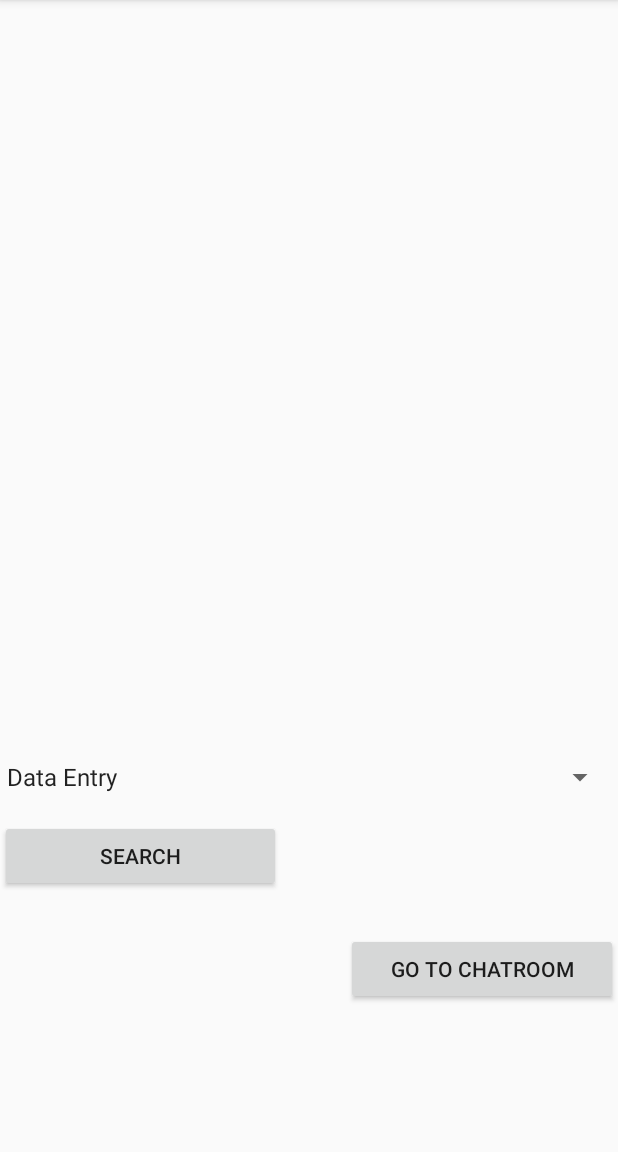
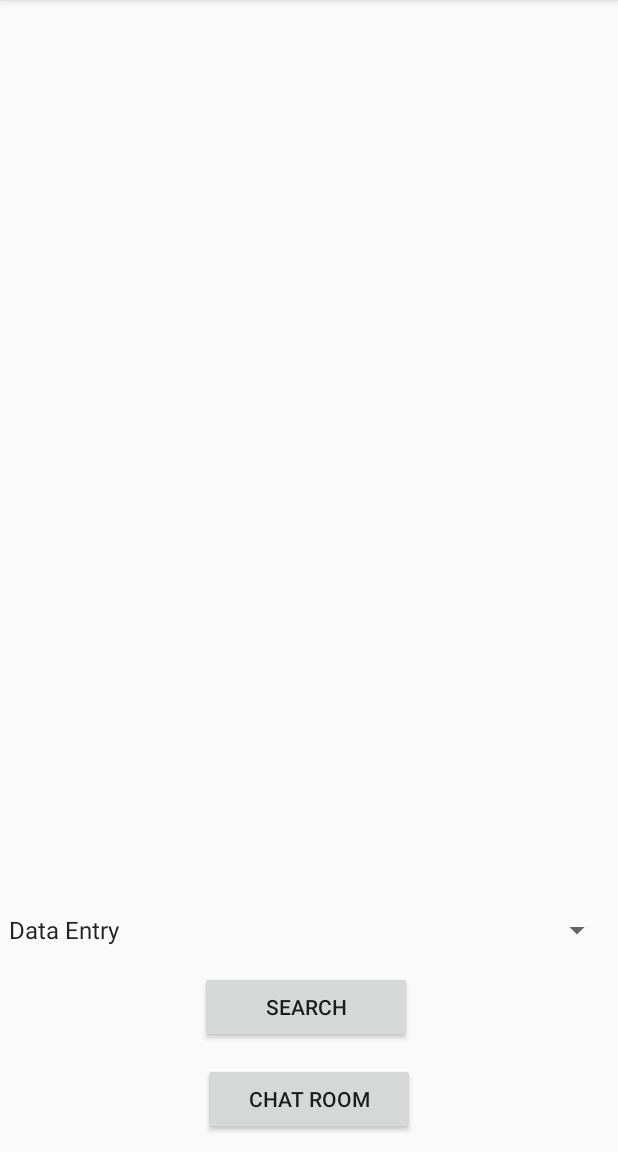
Before and after one commit to bawenna/ITMD555_FP, an Android app: the screen it shows after launch (AllUsers), on a phone screen of 412 x 824 dp, the part 84-1236 px from its top. Run offline under Robolectric (Android 15) with nearby library versions, the light colour scheme and no system bars; our stand-ins replace Firebase (no records; nobody signed in at launch, a user with empty details on screens opened directly); libraries missing offline, so code that uses them is left out: com.firebase.ui; 1 statement that could not run was skipped.

Commit message:
organize the layout of allUser page

```diff
--- a/app/src/main/res/layout/all_users.xml
+++ b/app/src/main/res/layout/all_users.xml
@@ -7,45 +7,52 @@
 
     <ListView
         android:id="@+id/list_of_users"
-        android:layout_width="wrap_content"
-        android:layout_height="377dp"
+        android:layout_width="match_parent"
+        android:layout_height="431dp"
+        android:layout_above="@+id/spinner"
         android:layout_alignParentStart="true"
         android:layout_alignParentTop="true"
-        android:layout_marginBottom="114dp"
+        android:layout_marginBottom="3dp"
         android:divider="@android:color/transparent"
         android:dividerHeight="16dp">
-
     </ListView>
 
     <Button
         android:id="@+id/button4"
         android:layout_width="187dp"
         android:layout_height="wrap_content"
+        android:layout_above="@+id/button5"
         android:layout_alignParentStart="true"
-        android:layout_alignParentBottom="true"
-        android:layout_marginStart="0dp"
-        android:layout_marginBottom="173dp"
+        android:layout_alignParentEnd="true"
+        android:layout_centerHorizontal="true"
+        android:layout_marginStart="133dp"
+        android:layout_marginEnd="137dp"
+        android:layout_marginBottom="13dp"
         android:text="Search" />
 
     <Button
         android:id="@+id/button5"
-        android:layout_width="181dp"
-        android:layout_height="wrap_content"
-        android:layout_alignParentEnd="true"
-        android:layout_alignParentBottom="true"
-        android:layout_marginBottom="98dp"
-        android:text="Go To Chatroom" />
-
-    <Spinner
-        android:id="@+id/spinner"
-        android:layout_width="match_parent"
+        android:layout_width="187dp"
         android:layout_height="wrap_content"
         android:layout_alignParentStart="true"
         android:layout_alignParentEnd="true"
         android:layout_alignParentBottom="true"
-        android:layout_marginStart="-3dp"
-        android:layout_marginEnd="1dp"
-        android:layout_marginBottom="238dp" />
+        android:layout_centerHorizontal="true"
+        android:layout_marginStart="135dp"
+        android:layout_marginEnd="135dp"
+        android:layout_marginBottom="11dp"
+        android:text="Chat Room" />
+
+    <Spinner
+        android:id="@+id/spinner"
+        android:layout_width="409dp"
+        android:layout_height="40dp"
+        android:layout_above="@+id/button4"
+        android:layout_alignParentStart="true"
+        android:layout_alignParentEnd="true"
+        android:layout_marginStart="-2dp"
+        android:layout_marginEnd="3dp"
+        android:layout_marginBottom="7dp" />
 
 
 </RelativeLayout>
```
